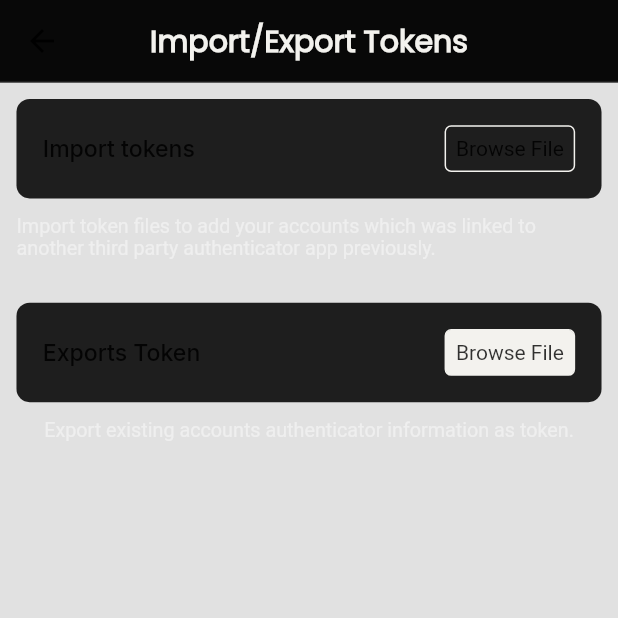
After one commit to farhadhossen/mocdt_authenticator, a Flutter app: the ImportExportView screen opened by its route, on a phone screen of 412 x 824 dp, the top half of it. The commit adds this screen. Run offline on Flutter 3.47's test engine with Material 2 defaults, Android fonts, the phone set to English and light mode, and no system bars; our stand-ins replace flutter_screenutil, flutter_svg, flutter_switch, get, get_storage, google_fonts; missing offline and left inert: gradient_circular_progress_indicator; accounts and stored records are empty; project files that could hold a hidden picture were left out.

Commit message:
import export view implemented

```diff
--- /dev/null
+++ b/lib/app/modules/settings/views/import_export_view.dart
@@ -0,0 +1,89 @@
+import 'package:authenticator/app/styles/app_style.dart';
+import 'package:flutter/material.dart';
+
+import 'package:get/get.dart';
+import 'package:google_fonts/google_fonts.dart';
+
+import '../../../widgets/custom_app_bar.dart';
+import '../controllers/settings_controller.dart';
+
+class ImportExportView extends GetView<SettingsController> {
+  const ImportExportView({Key? key}) : super(key: key);
+  @override
+  Widget build(BuildContext context) {
+    return Scaffold(
+      backgroundColor: Get.theme.colorScheme.background,
+      appBar: const CustomAppBar(title: "Import/Export Tokens",),
+      body: Container(
+        padding: EdgeInsets.all(AppSize.s10),
+        height: Get.height,
+        width: Get.width,
+        child: Column(
+          children: [
+            Container(
+              padding: EdgeInsets.all(AppSize.s16),
+              // height: AppSize.s42+AppSize.s6,
+              width: double.infinity,
+              decoration: BoxDecoration(
+                color: AppColor.appBarStock,
+                  borderRadius: BorderRadius.circular(AppSize.s8)
+              ),
+              child: Row(
+                children: [
+                  Expanded(child: Text("Import tokens", style: GoogleFonts.inter(textStyle: TextStyle(fontSize: AppSize.textSmall,
+                      fontWeight: FontWeight.w500))
+                    ,)),
+                  Container(
+                    padding: EdgeInsets.all(AppSize.s6),
+                    decoration: BoxDecoration(
+                        color: AppColor.appBarStock,
+                      border: Border.all(color: AppColor.cardStrokeWhite),
+                      borderRadius: BorderRadius.circular(AppSize.s4)
+                    ),
+                    child: Text("Browse File"),
+                  )
+                ],
+              ),
+            ),
+
+            SizedBox(height: AppSize.s10,),
+            Text("Import token files to add your accounts which was linked to another third party authenticator app previously. ",
+            style: TextStyle(color: AppColor.descripTextDark, fontSize: AppSize.textXSmall),),
+            SizedBox(height: AppSize.s26,),
+
+            Container(
+              padding: EdgeInsets.all(AppSize.s16),
+              // height: AppSize.s42+AppSize.s6,
+              width: double.infinity,
+              decoration: BoxDecoration(
+                  color: AppColor.appBarStock,
+                  borderRadius: BorderRadius.circular(AppSize.s8)
+              ),
+              child: Row(
+                children: [
+                  Expanded(child: Text("Exports Token", style: GoogleFonts.inter(textStyle: TextStyle(fontSize: AppSize.textSmall,
+                      fontWeight: FontWeight.w500))
+                    ,)),
+                  Container(
+                    padding: EdgeInsets.all(AppSize.s6),
+                    decoration: BoxDecoration(
+                        color: AppColor.buttonWhite,
+                        border: Border.all(color: AppColor.cardStrokeWhite),
+                        borderRadius: BorderRadius.circular(AppSize.s4)
+                    ),
+                    child: Text("Browse File", style: TextStyle(color: AppColor.semiBlack80),),
+                  )
+                ],
+              ),
+            ),
+
+            SizedBox(height: AppSize.s10,),
+            Text("Export existing accounts authenticator information as token.",
+              style: TextStyle(color: AppColor.descripTextDark, fontSize: AppSize.textXSmall),),
+
+          ],
+        ),
+      ),
+    );
+  }
+}
--- a/lib/app/routes/app_pages.dart
+++ b/lib/app/routes/app_pages.dart
@@ -10,6 +10,10 @@ import '../modules/home/views/home_view.dart';
 import '../modules/home/views/notification_view.dart';
 import '../modules/home/views/profile_view.dart';
 import '../modules/home/views/token_details_view.dart';
+import '../modules/settings/bindings/settings_binding.dart';
+import '../modules/settings/views/app_security_view.dart';
+import '../modules/settings/views/import_export_view.dart';
+import '../modules/settings/views/settings_view.dart';
 import '../modules/splash/bindings/splash_binding.dart';
 import '../modules/splash/views/splash_view.dart';
 
@@ -27,6 +31,9 @@ class AppPages {
   static const ADD_ACCOUNT_SEC_KEY = Routes.ADD_ACCOUNT_SEC_KEY;
   static const ADD_ACCOUNT_QR = Routes.ADD_ACCOUNT_QR;
   static const TOKEN_DETAIL = Routes.TOKEN_DETAIL;
+  static const SETTINGS = Routes.SETTINGS;
+  static const IMPORT_EXPORT = Routes.IMPORT_EXPORT;
+  static const APP_SECURITY = Routes.APP_SECURITY;
 
   static final routes = [
     GetPage(
@@ -74,5 +81,20 @@ class AppPages {
       page: () => const AddAccQrView(),
       binding: AddAccountBinding(),
     ),
+    GetPage(
+      name: _Paths.SETTINGS,
+      page: () => const SettingsView(),
+      binding: SettingsBinding(),
+    ),
+    GetPage(
+      name: _Paths.IMPORT_EXPORT,
+      page: () => const ImportExportView(),
+      binding: SettingsBinding(),
+    ),
+    GetPage(
+      name: _Paths.APP_SECURITY,
+      page: () => const AppSecurityView(),
+      binding: SettingsBinding(),
+    ),
   ];
 }
--- a/lib/app/routes/app_routes.dart
+++ b/lib/app/routes/app_routes.dart
@@ -12,6 +12,9 @@ abstract class Routes {
   static const ADD_ACCOUNT_SEC_KEY = _Paths.ADD_ACCOUNT_SEC_KEY;
   static const ADD_ACCOUNT_QR = _Paths.ADD_ACCOUNT_QR;
   static const TOKEN_DETAIL = _Paths.TOKEN_DETAIL;
+  static const SETTINGS = _Paths.SETTINGS;
+  static const IMPORT_EXPORT = _Paths.IMPORT_EXPORT;
+  static const APP_SECURITY = _Paths.APP_SECURITY;
 }
 
 abstract class _Paths {
@@ -25,4 +28,7 @@ abstract class _Paths {
   static const ADD_ACCOUNT_SEC_KEY = '/add-account-sec-key';
   static const ADD_ACCOUNT_QR = '/add-account-qr';
   static const TOKEN_DETAIL = '/token-detail';
+  static const SETTINGS = '/settings';
+  static const IMPORT_EXPORT = '/import-export-tokens';
+  static const APP_SECURITY = '/app-security';
 }
```
Also changed, not shown: lib/app/modules/home/views/profile_view.dart (+11 -2 lines), lib/app/modules/settings/bindings/settings_binding.dart (added, +12 -0 lines), lib/app/modules/settings/controllers/settings_controller.dart (added, +23 -0 lines), lib/app/modules/settings/views/app_security_view.dart (added, +23 -0 lines), lib/app/modules/settings/views/settings_view.dart (added, +23 -0 lines).
